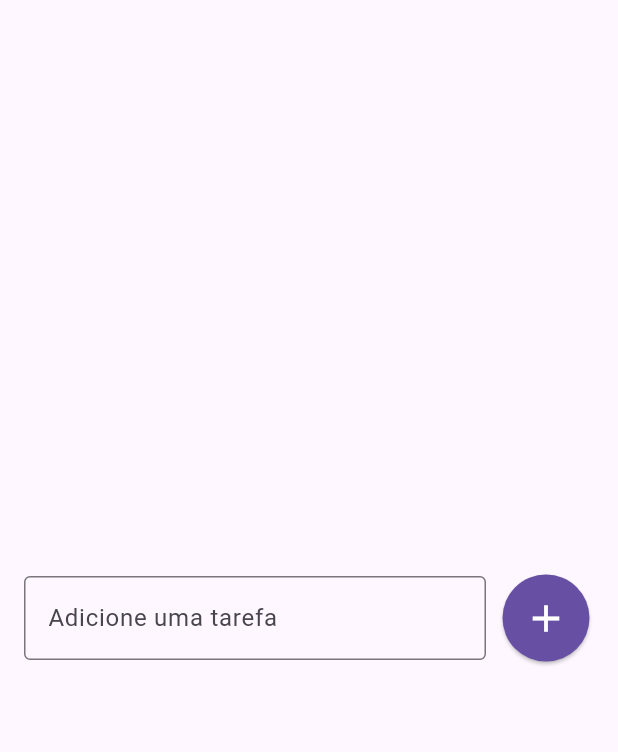
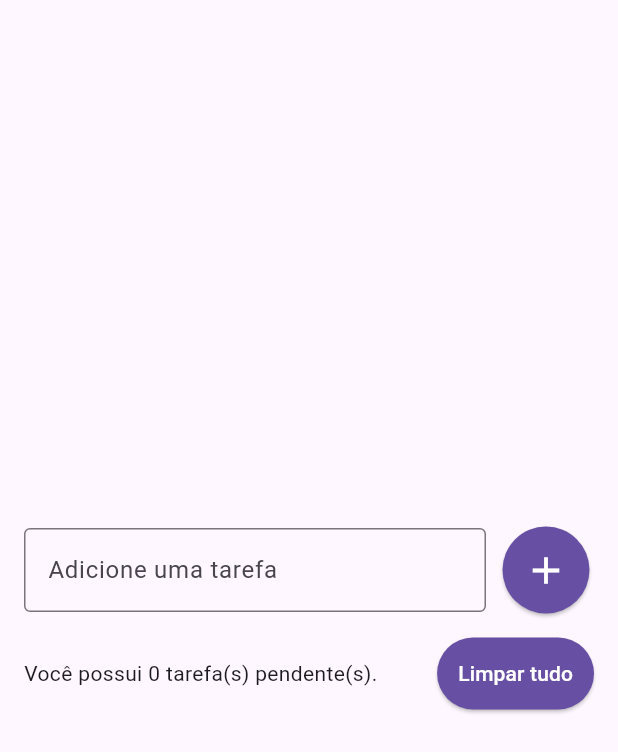
Before and after one commit to Lramosdlima/flutter-startto-dev, a Flutter app: the screen it shows after launch, on a phone screen of 412 x 824 dp. Shown: the top 752 px of the screen. Run offline on Flutter 3.47's test engine with Material 3 defaults, Android fonts, the phone set to English and light mode, and no system bars.

Commit message:
feat: :sparkles: add new row and use expanded to get space

```diff
--- a/todo_list/lib/pages/todo_list.dart
+++ b/todo_list/lib/pages/todo_list.dart
@@ -9,7 +9,10 @@ class TodoListPage extends StatelessWidget {
       body: Center(
           child: Padding(
         padding: const EdgeInsets.symmetric(horizontal: 16),
-        child: Row(
+        child: Column(
+          mainAxisSize: MainAxisSize.min,
+          children: [
+            Row(
               children: [
                 const Expanded(
                   child: TextField(
@@ -37,6 +40,24 @@ class TodoListPage extends StatelessWidget {
                 )
               ],
             ),
+            const SizedBox(height: 16),
+            Row(
+              children: [
+                const Expanded(
+                    child: Text('Você possui 0 tarefa(s) pendente(s).')),
+                const SizedBox(width: 8),
+                ElevatedButton(
+                    style: ElevatedButton.styleFrom(
+                      backgroundColor: Theme.of(context).primaryColor,
+                      foregroundColor: Colors.white,
+                      padding: const EdgeInsets.all(14),
+                    ),
+                    onPressed: () {},
+                    child: const Text('Limpar tudo'))
+              ],
+            )
+          ],
+        ),
       )),
     );
   }
```
Lines whose indentation alone changed are shown as unchanged.
